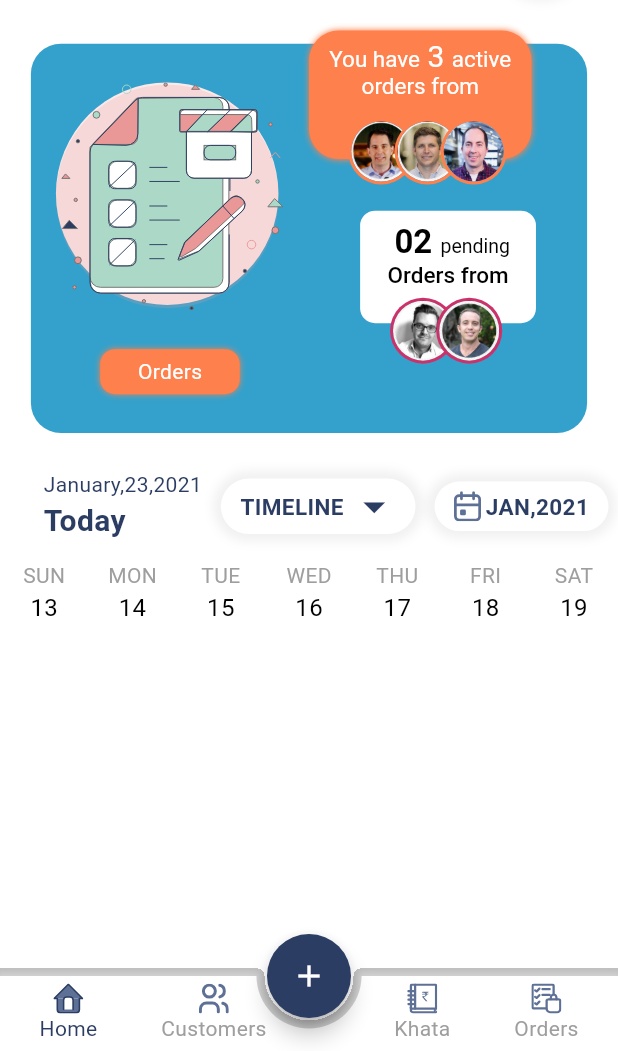
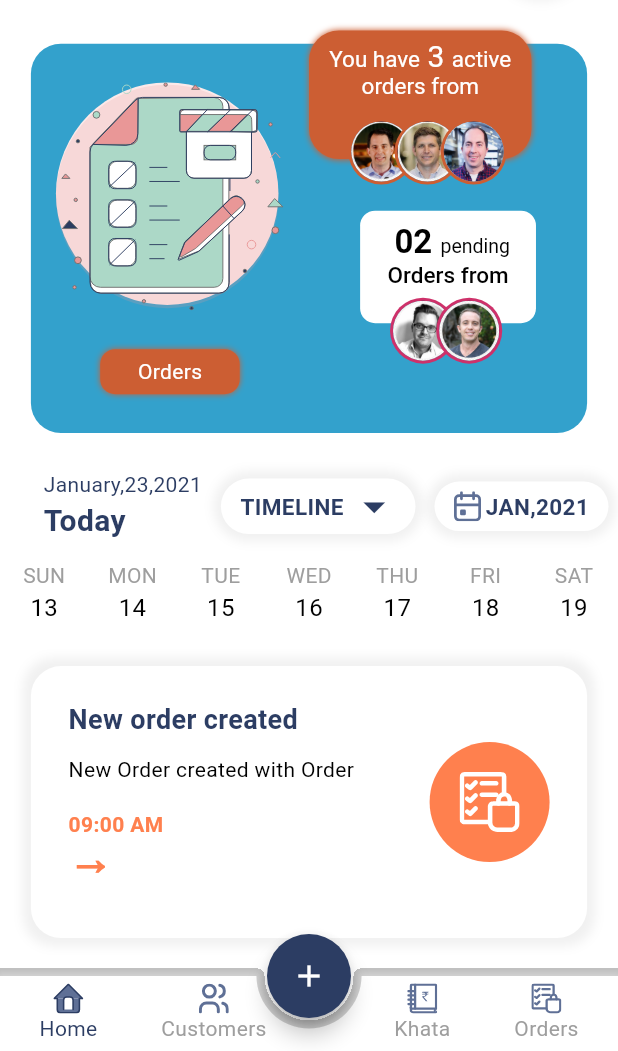
Before and after one commit to ansilmirfan/mypcot, a Flutter app: the screen it shows after launch, on a phone screen of 412 x 824 dp, the part 185-1236 px from its top. Run offline on Flutter 3.47's test engine with Material 3 defaults, Android fonts, the phone set to English and light mode, and no system bars; drawn by our look-alikes of table_calendar; our stand-ins replace flutter_svg.

Commit message:
feat(ui):New Orders widget added in home page

```diff
--- a/lib/presentation/screens/home.dart
+++ b/lib/presentation/screens/home.dart
@@ -3,6 +3,7 @@ import 'package:mypcot/presentation/widgets/date_filter_row.dart';
 
 import 'package:mypcot/presentation/widgets/elevated_icon.dart';
 import 'package:mypcot/presentation/widgets/gap.dart';
+import 'package:mypcot/presentation/widgets/new_order_widget.dart';
 import 'package:mypcot/presentation/widgets/profile_greeting_card.dart';
 import 'package:mypcot/presentation/widgets/profile_picture_avathar.dart';
 import 'package:mypcot/presentation/widgets/quick_highlight_list.dart';
@@ -27,6 +28,9 @@ class Home extends StatelessWidget {
             DateFilterRow(),
             Gap(gap: 10),
             WeekCalendar(),
+            Gap(gap: 20),
+            NewOrderWidget(),
+            Gap(gap: 30),
           ],
         ),
       ),
--- a/lib/presentation/theme/colors/app_colors.dart
+++ b/lib/presentation/theme/colors/app_colors.dart
@@ -9,7 +9,7 @@ class AppColors {
   static const Color darkGray = Color(0xFF343434); // #343434
   static const Color royalBlue = Color(0xFF234DDC); // #234DDC
   static const Color rosePink = Color(0xFFCE316A); // #CE316A
-  static const Color coralOrange = Color(0xFFFE804C); // #FE804C
+  static const Color coralOrange = Color(0xFFCC5E33); // #FE804C
   static const Color lightPink = Color(0xFFFBE9E9);
   static Color white = Colors.white;
   static Color grey = Colors.grey;
--- /dev/null
+++ b/lib/presentation/widgets/new_order_widget.dart
@@ -0,0 +1,101 @@
+import 'package:flutter/material.dart';
+import 'package:flutter_svg/svg.dart';
+import 'package:mypcot/presentation/theme/colors/app_colors.dart';
+import 'package:mypcot/presentation/widgets/gap.dart';
+
+class NewOrderWidget extends StatelessWidget {
+  const NewOrderWidget({super.key});
+
+  @override
+  Widget build(BuildContext context) {
+    return SizedBox(
+      height: MediaQuery.of(context).size.height * 0.22,
+      width: double.infinity,
+      child: FractionallySizedBox(
+        widthFactor: 0.9,
+        child: Container(
+          padding: EdgeInsets.all(25),
+          decoration: BoxDecoration(
+            color: AppColors.white,
+            borderRadius: BorderRadius.circular(20),
+            boxShadow: [
+              BoxShadow(
+                color: Colors.grey.withValues(alpha: 0.15),
+                blurRadius: 5,
+                spreadRadius: 5,
+              ),
+            ],
+          ),
+          child: Row(
+            mainAxisAlignment: MainAxisAlignment.spaceBetween,
+            children: [
+              _buildTexts(),
+              Gap.width(gap: 40),
+              Column(
+                mainAxisSize: MainAxisSize.max,
+                mainAxisAlignment: MainAxisAlignment.center,
+                crossAxisAlignment: CrossAxisAlignment.center,
+                children: [
+                  CircleAvatar(
+                    radius: 40,
+                    backgroundColor: const Color(0xFFFF804E),
+                    child: SvgPicture.asset(
+                      'assets/icons/order_icon.svg',
+                      colorFilter: ColorFilter.mode(
+                        Colors.white,
+                        BlendMode.srcATop,
+                      ),
+
+                      width: 40,
+                    ),
+                  ),
+                ],
+              ),
+            ],
+          ),
+        ),
+      ),
+    );
+  }
+
+  Column _buildTexts() {
+    return Column(
+      crossAxisAlignment: CrossAxisAlignment.start,
+      mainAxisAlignment: MainAxisAlignment.spaceBetween,
+      children: [
+        Text(
+          'New order created',
+          style: TextStyle(
+            fontWeight: FontWeight.bold,
+            fontSize: 18,
+            height: 0,
+          ),
+        ),
+
+        Text(
+          'New Order created with Order',
+          style: TextStyle(fontSize: 14, color: AppColors.black, height: -2),
+        ),
+
+        Text(
+          '09:00 AM',
+          style: TextStyle(
+            height: -2,
+            fontWeight: FontWeight.bold,
+            color: const Color(0xFFFF804E),
+          ),
+        ),
+
+        Text(
+          '→',
+          style: TextStyle(
+            height: -2,
+            fontWeight: FontWeight.bold,
+            color: const Color(0xFFFF804E),
+            fontSize: 30,
+          ),
+        ),
+      ],
+    );
+  }
+}
```
